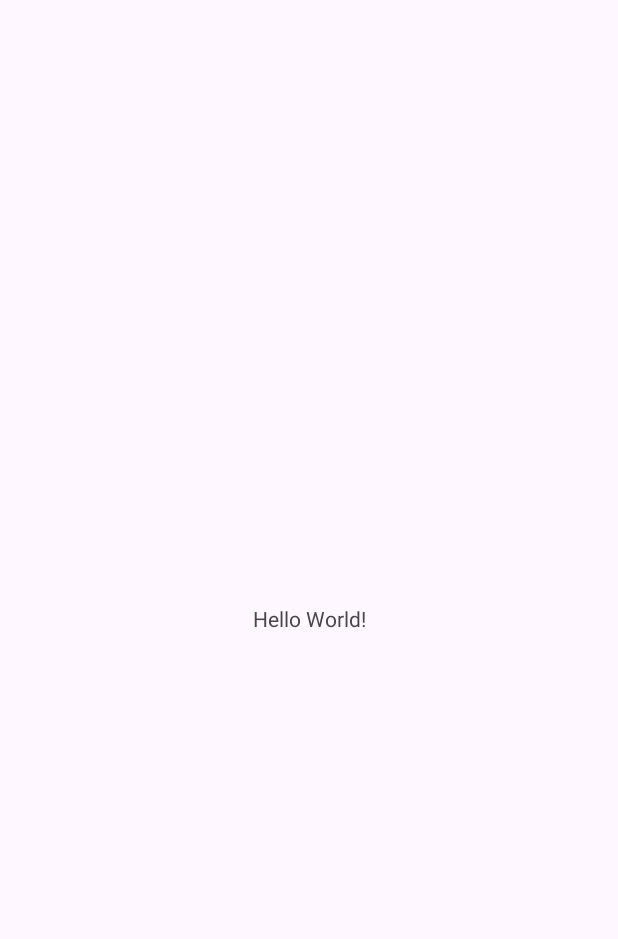
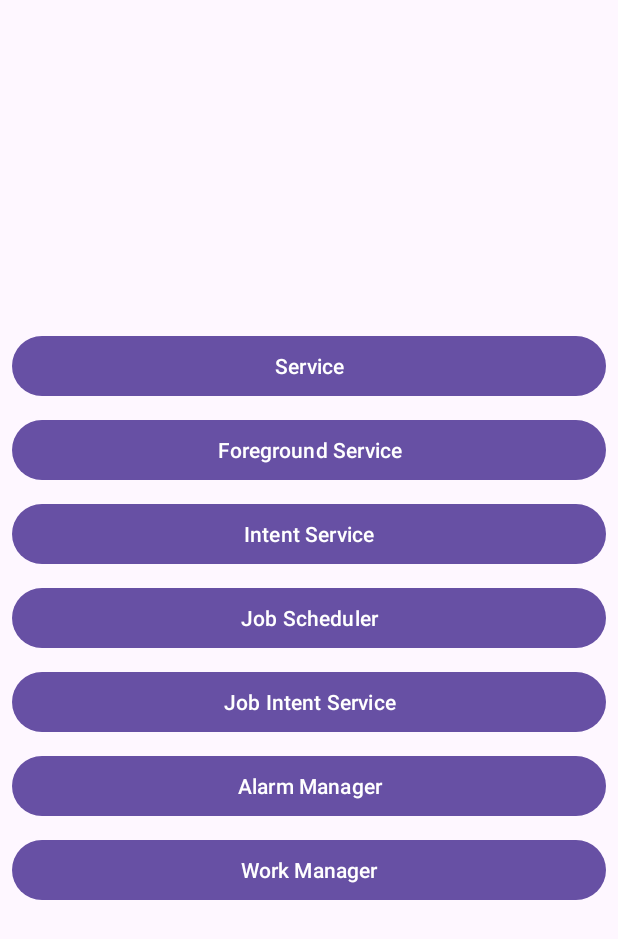
Before and after one commit to ArzimanOff/LearnServices, an Android app: the screen it shows after launch (MainActivity), on a phone screen of 412 x 824 dp. Before the commit the part shown is almost empty. Shown: the top 939 px of the screen. Run offline under Robolectric (Android 15) with nearby library versions, the phone set to English and light mode, and no system bars.

Commit message:
набросал макет страницы для работы с сервисами + подключил viewBinding

```diff
--- a/app/build.gradle.kts
+++ b/app/build.gradle.kts
@@ -33,6 +33,9 @@ android {
     kotlinOptions {
         jvmTarget = "1.8"
     }
+    buildFeatures {
+        viewBinding = true
+    }
 }
 
 dependencies {
--- a/app/src/main/res/layout/activity_main.xml
+++ b/app/src/main/res/layout/activity_main.xml
@@ -1,19 +1,61 @@
 <?xml version="1.0" encoding="utf-8"?>
-<androidx.constraintlayout.widget.ConstraintLayout xmlns:android="http://schemas.android.com/apk/res/android"
-    xmlns:app="http://schemas.android.com/apk/res-auto"
+<LinearLayout
+    xmlns:android="http://schemas.android.com/apk/res/android"
     xmlns:tools="http://schemas.android.com/tools"
     android:id="@+id/main"
     android:layout_width="match_parent"
     android:layout_height="match_parent"
+    android:gravity="center"
+    android:orientation="vertical"
     tools:context=".MainActivity">
 
-    <TextView
-        android:layout_width="wrap_content"
+    <Button
+        android:id="@+id/simple_service"
+        style="@style/ServiceButtonStyle"
+        android:layout_width="match_parent"
         android:layout_height="wrap_content"
-        android:text="Hello World!"
-        app:layout_constraintBottom_toBottomOf="parent"
-        app:layout_constraintEnd_toEndOf="parent"
-        app:layout_constraintStart_toStartOf="parent"
-        app:layout_constraintTop_toTopOf="parent" />
+        android:text="@string/service" />
 
-</androidx.constraintlayout.widget.ConstraintLayout>
+    <Button
+        android:id="@+id/foreground_service"
+        style="@style/ServiceButtonStyle"
+        android:layout_width="match_parent"
+        android:layout_height="wrap_content"
+        android:text="@string/foreground_service" />
+
+    <Button
+        android:id="@+id/intent_service"
+        style="@style/ServiceButtonStyle"
+        android:layout_width="match_parent"
+        android:layout_height="wrap_content"
+        android:text="@string/intent_service" />
+
+    <Button
+        android:id="@+id/job_scheduler"
+        style="@style/ServiceButtonStyle"
+        android:layout_width="match_parent"
+        android:layout_height="wrap_content"
+        android:text="@string/job_scheduler" />
+
+    <Button
+        android:id="@+id/job_intent_service"
+        style="@style/ServiceButtonStyle"
+        android:layout_width="match_parent"
+        android:layout_height="wrap_content"
+        android:text="@string/job_intent_service" />
+
+    <Button
+        android:id="@+id/alarm_manager"
+        style="@style/ServiceButtonStyle"
+        android:layout_width="match_parent"
+        android:layout_height="wrap_content"
+        android:text="@string/alarm_manager" />
+
+    <Button
+        android:id="@+id/work_manager"
+        style="@style/ServiceButtonStyle"
+        android:layout_width="match_parent"
+        android:layout_height="wrap_content"
+        android:text="@string/work_manager" />
+
+</LinearLayout>
--- a/app/src/main/res/values/strings.xml
+++ b/app/src/main/res/values/strings.xml
@@ -1,3 +1,10 @@
 <resources>
     <string name="app_name">LearnServices</string>
+    <string name="service">Service</string>
+    <string name="foreground_service">Foreground Service</string>
+    <string name="intent_service">Intent Service</string>
+    <string name="job_scheduler">Job Scheduler</string>
+    <string name="job_intent_service">Job Intent Service</string>
+    <string name="alarm_manager">Alarm Manager</string>
+    <string name="work_manager">Work Manager</string>
 </resources>
--- /dev/null
+++ b/app/src/main/res/values/styles.xml
@@ -0,0 +1,9 @@
+<?xml version="1.0" encoding="utf-8"?>
+<resources>
+    <style name="ServiceButtonStyle">
+        <item name="android:layout_marginEnd">8dp</item>
+        <item name="android:layout_marginStart">8dp</item>
+        <item name="android:layout_marginTop">4dp</item>
+        <item name="android:layout_marginBottom">4dp</item>
+    </style>
+</resources>
```
